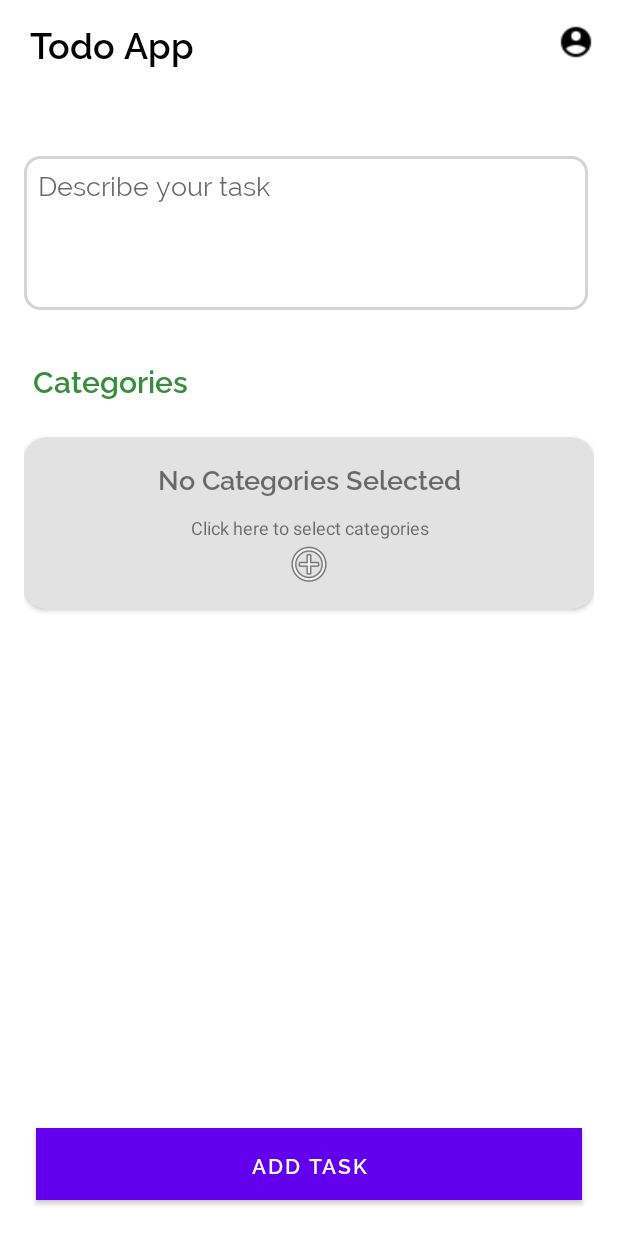
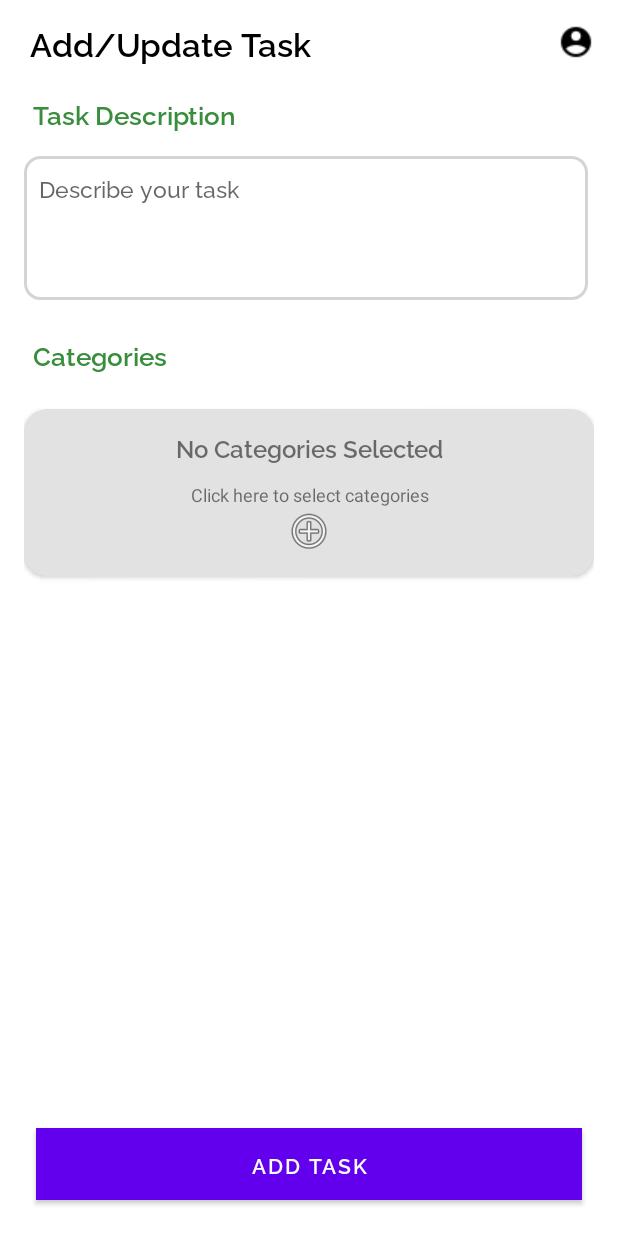
Before and after one commit to akshaykumar04/todo-app, an Android app: the screen it shows after launch (AddOrEditTaskActivity), after a tap on "Add New Task", on a phone screen of 412 x 824 dp. Run offline under Robolectric (Android 15) with nearby library versions, the phone set to English and light mode, and no system bars; our stand-ins replace AdMob, Firebase (no records; nobody signed in at launch, a user with empty details on screens opened directly), data binding.

Commit message:
fix AddCategories ui

```diff
--- a/app/src/main/AndroidManifest.xml
+++ b/app/src/main/AndroidManifest.xml
@@ -49,7 +49,7 @@
         <provider
             android:name=".data.TodoListProvider"
             android:authorities="com.sstechcanada.todo"
-            android:exported="true" />
+            android:exported="true"/>
 
         <receiver android:name=".widget.TodoListWidgetProvider">
             <intent-filter>
--- a/app/src/main/java/com/sstechcanada/todo/activities/AddCategoryActivity.java
+++ b/app/src/main/java/com/sstechcanada/todo/activities/AddCategoryActivity.java
@@ -13,6 +13,7 @@ import android.widget.AdapterView;
 import android.widget.Button;
 import android.widget.EditText;
 import android.widget.ListView;
+import android.widget.TextView;
 import android.widget.Toast;
 
 import com.google.firebase.database.DataSnapshot;
@@ -33,6 +34,7 @@ public class AddCategoryActivity extends AppCompatActivity {
     EditText editTextName;
     Button buttonAddCategory;
     ListView listViewCategory;
+    TextView toolBarTitle;
 
     List<Category> categories;
 
@@ -52,6 +54,8 @@ public class AddCategoryActivity extends AppCompatActivity {
 
         categories = new ArrayList<>();
 
+        toolBarTitle = findViewById(R.id.toolbarTitle);
+        toolBarTitle.setText("Add Categories");
 
         buttonAddCategory.setOnClickListener(new View.OnClickListener() {
             @Override
--- a/app/src/main/java/com/sstechcanada/todo/activities/AddOrEditTaskActivity.java
+++ b/app/src/main/java/com/sstechcanada/todo/activities/AddOrEditTaskActivity.java
@@ -74,7 +74,7 @@ public class AddOrEditTaskActivity extends AppCompatActivity {
     private int category_count = 0, chip_count;
     private String selectedResult = "";
     private TodoTask todoTaskToAddOrEdit;
-    private TextView tv, noOfCat, addMoreCat;
+    private TextView tv, noOfCat, addMoreCat, toolBarTitle;
     private ImageButton toolbar_profile;
 
     public static String convertArrayToString(ArrayList<String> array) {
@@ -108,6 +108,8 @@ public class AddOrEditTaskActivity extends AppCompatActivity {
                 Toast.makeText(AddOrEditTaskActivity.this, "CHl GYa", Toast.LENGTH_SHORT).show();
             }
         });
+        toolBarTitle = findViewById(R.id.toolbarTitle);
+        toolBarTitle.setText("Add/Update Task");
 
         long dueDate;
         int taskCompleted;
--- a/app/src/main/res/layout/act_bar.xml
+++ b/app/src/main/res/layout/act_bar.xml
@@ -3,16 +3,17 @@
     xmlns:app="http://schemas.android.com/apk/res-auto"
     xmlns:tools="http://schemas.android.com/tools"
     android:id="@+id/toolbar"
+    android:background="@color/toolbar_background"
     android:layout_width="match_parent"
     android:padding="4dp"
     android:layout_height="?attr/actionBarSize">
 
     <androidx.constraintlayout.widget.ConstraintLayout
         android:layout_width="match_parent"
-        android:layout_height="match_parent"
-        android:background="@color/toolbar_background">
+        android:layout_height="match_parent">
 
         <TextView
+            android:id="@+id/toolbarTitle"
             android:layout_width="wrap_content"
             android:layout_height="wrap_content"
             android:layout_toLeftOf="@+id/profile_toolbar"
@@ -21,7 +22,7 @@
             android:padding="4dp"
             android:text="@string/app_name"
             android:textColor="#000000"
-            android:textSize="24sp"
+            android:textSize="22sp"
             app:layout_constraintBottom_toBottomOf="parent"
             app:layout_constraintStart_toStartOf="parent"
             app:layout_constraintTop_toTopOf="parent" />
--- a/app/src/main/res/layout/activity_add_or_edit_task.xml
+++ b/app/src/main/res/layout/activity_add_or_edit_task.xml
@@ -5,24 +5,34 @@
 
    <androidx.constraintlayout.widget.ConstraintLayout
        android:layout_width="match_parent"
-       android:layout_height="match_parent">
+       android:layout_height="match_parent"
+       android:background="@color/toolbar_background">
        <include
            layout="@layout/act_bar"
            app:layout_constraintEnd_toEndOf="parent"
-           app:layout_constraintStart_toStartOf="parent"
-           tools:layout_editor_absoluteY="-13dp" />
+           app:layout_constraintStart_toStartOf="parent" />
 
        <androidx.constraintlayout.widget.ConstraintLayout
            android:layout_width="match_parent"
            android:layout_height="match_parent"
-           android:padding="16dp"
-           >
+           android:padding="16dp">
+
+           <TextView
+               style="@style/AddEditTaskRadioButtonLabels"
+               android:layout_marginBottom="16dp"
+               android:fontFamily="@font/raleway_semibold"
+               android:text="Task Description"
+               android:textSize="17sp"
+               app:layout_constraintBottom_toTopOf="@+id/et_task_description"
+               app:layout_constraintStart_toStartOf="@+id/et_task_description" />
+
            <TextView
                android:id="@+id/tv_categories"
                style="@style/AddEditTaskRadioButtonLabels"
                android:layout_width="wrap_content"
                android:layout_height="wrap_content"
-               android:layout_marginTop="32dp"
+               android:layout_marginTop="24dp"
+               android:textSize="17sp"
                android:fontFamily="@font/raleway_semibold"
                android:text="@string/Categories"
                app:layout_constraintStart_toStartOf="@+id/et_task_description"
@@ -35,7 +45,7 @@
                android:layout_marginLeft="4dp"
                android:layout_marginTop="88dp"
                android:layout_marginEnd="4dp"
-               android:fontFamily="@font/raleway"
+               android:fontFamily="@font/raleway_medium"
                android:layout_marginRight="4dp"
                android:background="@drawable/disc_edit_text"
                android:ems="10"
@@ -44,8 +54,9 @@
                android:inputType="textMultiLine"
                android:lines="7"
                android:minLines="4"
-               android:padding="9dp"
+               android:padding="10dp"
                android:paddingLeft="3dp"
+               android:textSize="15sp"
                android:textColor="@color/discp_text"
                app:layout_constraintEnd_toEndOf="parent"
                app:layout_constraintHorizontal_bias="0.75"
@@ -159,6 +170,7 @@
                android:id="@+id/tv_completion_label"
                style="@style/AddEditTaskRadioButtonLabels"
                android:layout_marginTop="24dp"
+               android:textSize="17sp"
                android:text="@string/completion"
                android:fontFamily="@font/raleway_semibold"
                app:layout_constraintStart_toStartOf="@+id/addCategories"
@@ -185,6 +197,7 @@
                android:layout_marginTop="24dp"
                android:visibility="gone"
                app:chipSpacing="10dp"
+
                app:layout_constraintEnd_toEndOf="@+id/et_task_description"
                app:layout_constraintHorizontal_bias="0.75"
                app:layout_constraintStart_toStartOf="@+id/et_task_description"
@@ -231,7 +244,7 @@
                        android:text="No Categories Selected"
                        android:fontFamily="@font/raleway_semibold"
                        android:textAlignment="center"
-                       android:textSize="18sp" />
+                       android:textSize="16sp" />
 
 
                    <TextView
```
Also changed, not shown: app/src/main/res/layout/activity_category.xml (+22 -2 lines).
